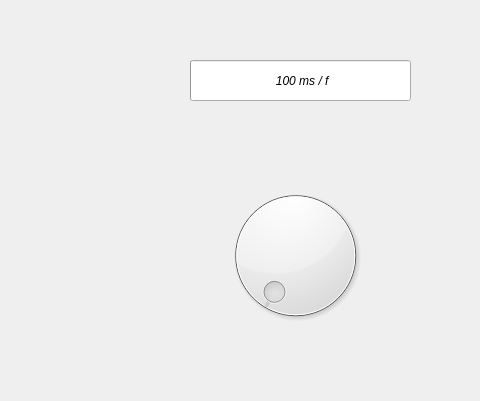
The window that widget.ui (Bei-yuan-qian-jing/DataStructureProject) describes before a commit, drawn with Qt 5; both pictures show x 520 to 1000 and y 140 to 541 of the 1000 by 800 pixel window.
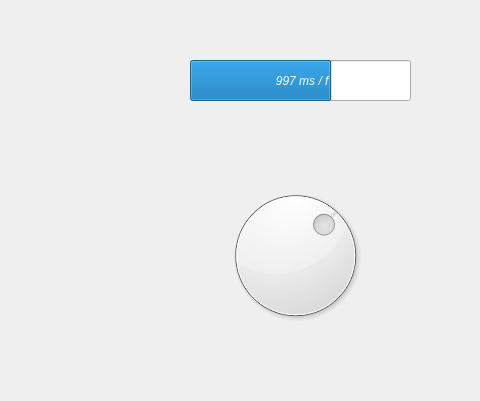
The same window after the commit.

What changed in the file:
```diff
--- a/widget.ui
+++ b/widget.ui
@@ -231,6 +231,9 @@
    <property name="singleStep">
     <number>0</number>
    </property>
+   <property name="value">
+    <number>1000</number>
+   </property>
   </widget>
   <widget class="QProgressBar" name="Move_Speed">
    <property name="geometry">
@@ -251,7 +254,7 @@
     <number>1500</number>
    </property>
    <property name="value">
-    <number>100</number>
+    <number>997</number>
    </property>
    <property name="textVisible">
     <bool>true</bool>
```
Left out of the diff: 8 changed lines with no effect on the pictures.
